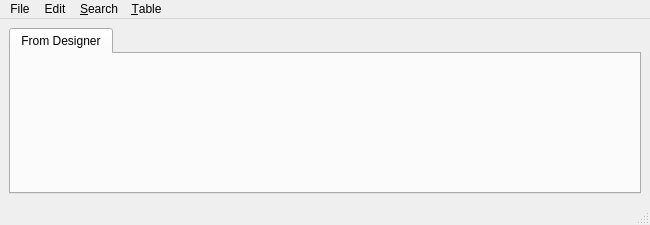
Before: the Qt Designer form ui/browser.ui in djellemah/clevic, drawn with Qt 5.
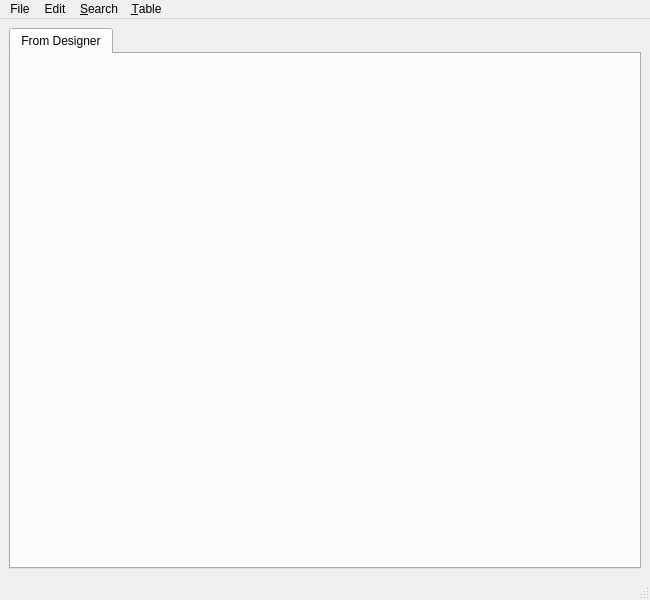
After: the same form once the commit is applied. Icons and pictures are not drawn.

Commit message: better size

Patch:
```diff
--- a/ui/browser.ui
+++ b/ui/browser.ui
@@ -9,7 +9,7 @@
     <x>0</x>
     <y>0</y>
     <width>650</width>
-    <height>225</height>
+    <height>600</height>
    </rect>
   </property>
   <property name="windowTitle" >
```
